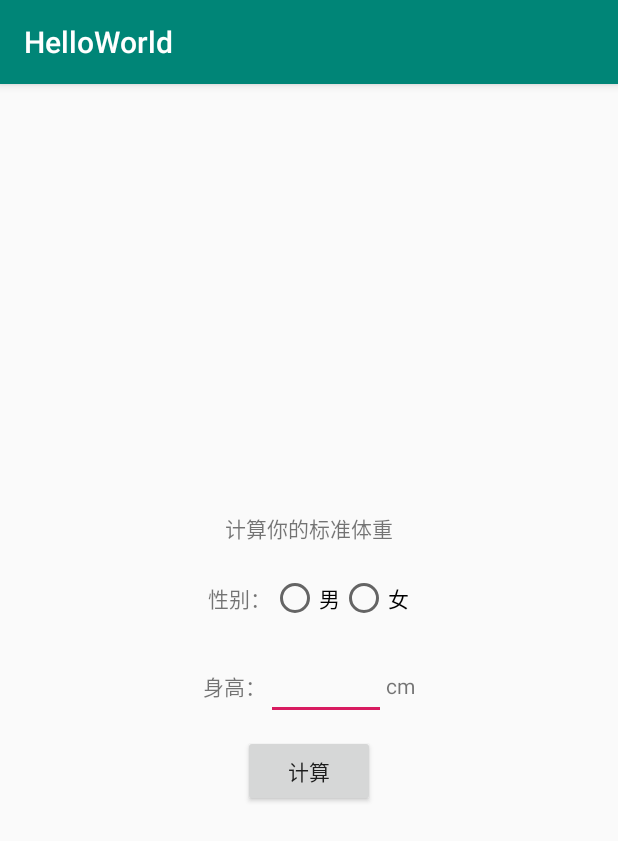
After one commit to 01Petard/TestProject, an Android app: the qizhongkaoshi1Activity screen opened directly, with no data from a screen before it, on a phone screen of 412 x 824 dp. The commit adds this screen. Shown: the top 841 px of the screen. Run offline under Robolectric (Android 15) with nearby library versions, the phone set to English and light mode, and no system bars.

Commit message:
week12-期中测试

```diff
--- a/app/src/main/java/com/ixuea/courses/helloworld/MainActivity.java
+++ b/app/src/main/java/com/ixuea/courses/helloworld/MainActivity.java
@@ -45,6 +45,7 @@ public class MainActivity extends AppCompatActivity {
     private Button mBtnContextMenu;
     private Button mBtnChat;
     private Button mBtnIntent;
+    private Button mBtnqizhongkaoshi;
 
     @Override
     protected void onCreate(Bundle savedInstanceState) {
@@ -67,6 +68,7 @@ public class MainActivity extends AppCompatActivity {
         mBtnContextMenu = findViewById(R.id.btn_contextMenu);
         mBtnChat = findViewById(R.id.btn_chat);
         mBtnIntent = findViewById(R.id.btn_intent);
+        mBtnqizhongkaoshi = findViewById(R.id.btn_qizhongkaoshi);
         setListers();
 
     }
@@ -94,6 +96,7 @@ public class MainActivity extends AppCompatActivity {
         mBtnContextMenu.setOnClickListener(onClick);
         mBtnChat.setOnClickListener(onClick);
         mBtnIntent.setOnClickListener(onClick);
+        mBtnqizhongkaoshi.setOnClickListener(onClick);
     }
 
     public class OnClick implements View.OnClickListener {
@@ -153,6 +156,9 @@ public class MainActivity extends AppCompatActivity {
                 case R.id.btn_intent:
                     intent = new Intent(MainActivity.this, IntentIndex.class);
                     break;
+                case R.id.btn_qizhongkaoshi:
+                    intent = new Intent(MainActivity.this, qizhongkaoshi1Activity.class);
+                    break;
             }
             startActivity(intent);
         }
--- /dev/null
+++ b/app/src/main/java/com/ixuea/courses/helloworld/qizhongkaoshi1Activity.java
@@ -0,0 +1,77 @@
+package com.ixuea.courses.helloworld;
+
+import androidx.appcompat.app.AppCompatActivity;
+
+import android.content.Intent;
+import android.os.Bundle;
+import android.text.method.DialerKeyListener;
+import android.text.method.DigitsKeyListener;
+import android.util.Log;
+import android.view.View;
+import android.widget.Button;
+import android.widget.EditText;
+import android.widget.RadioButton;
+import android.widget.RadioGroup;
+import android.widget.Toast;
+
+import java.text.DecimalFormat;
+import java.util.regex.Matcher;
+import java.util.regex.Pattern;
+
+public class qizhongkaoshi1Activity extends AppCompatActivity {
+    private Button button;
+    private RadioGroup radioGroup;
+    private EditText editText;
+    String sex;//性别
+    double height;//身高
+    double weight;//体重
+
+    @Override
+    protected void onCreate(Bundle savedInstanceState) {
+        super.onCreate(savedInstanceState);
+        setContentView(R.layout.activity_qizhongkaoshi1);
+        button = findViewById(R.id.btn_jisuan);
+        radioGroup = findViewById(R.id.rg);
+        editText = findViewById(R.id.et_height);
+        radioGroup.setOnCheckedChangeListener(new RadioGroup.OnCheckedChangeListener() {
+            @Override
+            public void onCheckedChanged(RadioGroup group, int checkedId) {
+                RadioButton radioButton = group.findViewById(checkedId);
+                if (radioButton.getText().toString().equals("男")) {
+                    sex = "男";
+                } else {
+                    sex = "女";
+                }
+            }
+        });
+        char a = '1';
+//        editText.setKeyListener(DigitsKeyListener.getInstance("0123456789."));
+        button.setOnClickListener(new View.OnClickListener() {
+            @Override
+            public void onClick(View v) {
+                String str = editText.getText().toString();
+                for(int i=0;i<str.length();i++){
+                    char s = str.charAt(i);
+                    if(!((s>'0'&&s<'9')||s=='.')){
+                        Toast.makeText(qizhongkaoshi1Activity.this, "请输入数字！", Toast.LENGTH_SHORT).show();
+                        return;
+                    }
+                }
+                height = Double.parseDouble(editText.getText().toString());
+                if (sex.equals("男")) {
+                    weight = (height - 80) * 0.7;
+                } else {
+                    weight = (height - 70) * 0.6;
+                }
+                Intent intent = new Intent(qizhongkaoshi1Activity.this, qizhongkaoshi2Activity.class);
+                Bundle bundle = new Bundle();
+                bundle.putString("sex", sex);
+                bundle.putDouble("height", height);
+                bundle.putDouble("weight", Double.parseDouble(new DecimalFormat(".##").format(weight)));//weight保留两位小数
+                intent.putExtras(bundle);
+                startActivity(intent);
+
+            }
+        });
+    }
+}
--- /dev/null
+++ b/app/src/main/res/layout/activity_qizhongkaoshi1.xml
@@ -0,0 +1,65 @@
+<?xml version="1.0" encoding="utf-8"?>
+<LinearLayout xmlns:android="http://schemas.android.com/apk/res/android"
+    xmlns:app="http://schemas.android.com/apk/res-auto"
+    xmlns:tools="http://schemas.android.com/tools"
+    android:layout_width="match_parent"
+    android:layout_height="match_parent"
+    tools:context=".qizhongkaoshi1Activity"
+    android:orientation="vertical"
+    android:gravity="center">
+    <TextView
+        android:layout_marginBottom="20dp"
+        android:gravity="center"
+        android:layout_width="match_parent"
+        android:layout_height="wrap_content"
+        android:text="计算你的标准体重"/>
+    <RadioGroup
+        android:id="@+id/rg"
+        android:layout_marginBottom="20dp"
+        android:gravity="center"
+        android:layout_width="match_parent"
+        android:layout_height="wrap_content"
+        android:orientation="horizontal">
+        <TextView
+            android:layout_width="wrap_content"
+            android:layout_height="wrap_content"
+            android:text="性别："/>
+        <RadioButton
+            android:id="@+id/rb_1"
+            android:layout_width="wrap_content"
+            android:layout_height="wrap_content"
+            android:text="男"/>
+        <RadioButton
+            android:id="@+id/rb_2"
+            android:layout_width="wrap_content"
+            android:layout_height="wrap_content"
+            android:text="女"/>
+    </RadioGroup>
+    <LinearLayout
+        android:gravity="center"
+        android:layout_width="match_parent"
+        android:layout_height="wrap_content"
+        android:orientation="horizontal">
+
+        <TextView
+            android:layout_width="wrap_content"
+            android:layout_height="wrap_content"
+            android:text="身高："/>
+        <EditText
+            android:id="@+id/et_height"
+            android:layout_width="80dp"
+            android:layout_height="wrap_content"
+            android:maxLines="1"
+            android:maxLength="6"/>
+        <TextView
+            android:layout_width="wrap_content"
+            android:layout_height="wrap_content"
+            android:text="cm"/>
+    </LinearLayout>
+    <Button
+        android:id="@+id/btn_jisuan"
+        android:layout_marginTop="10dp"
+        android:layout_width="wrap_content"
+        android:layout_height="wrap_content"
+        android:text="计算"/>
+</LinearLayout>
```
Also changed, not shown: app/src/main/AndroidManifest.xml (+45 -43 lines), app/src/main/java/com/ixuea/courses/helloworld/qizhongkaoshi2Activity.java (added, +23 -0 lines), app/src/main/res/layout/activity_main.xml (+7 -0 lines), app/src/main/res/layout/activity_qizhongkaoshi2.xml (added, +69 -0 lines).
